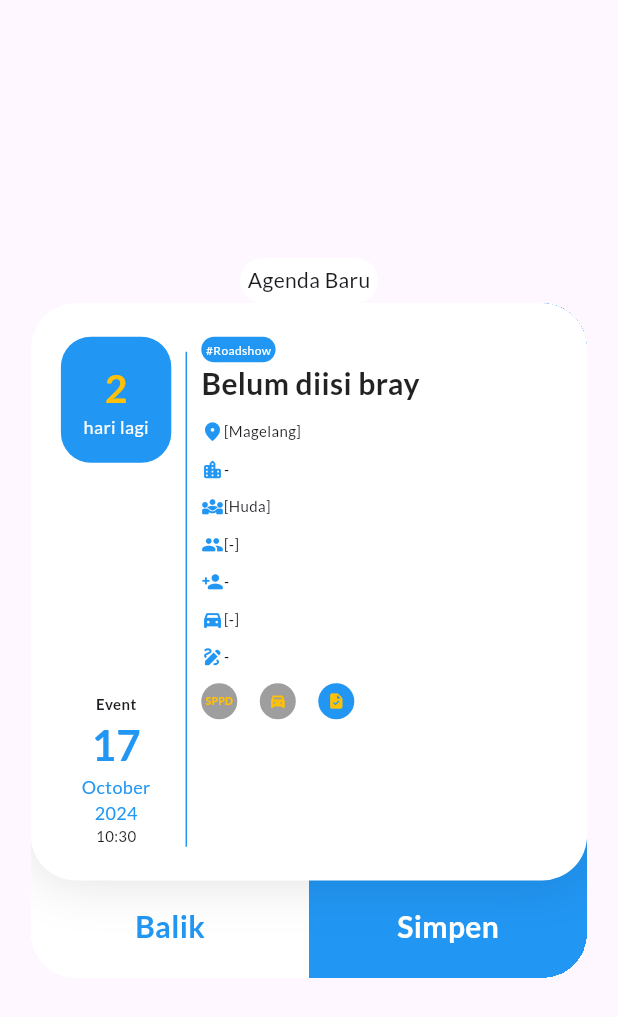
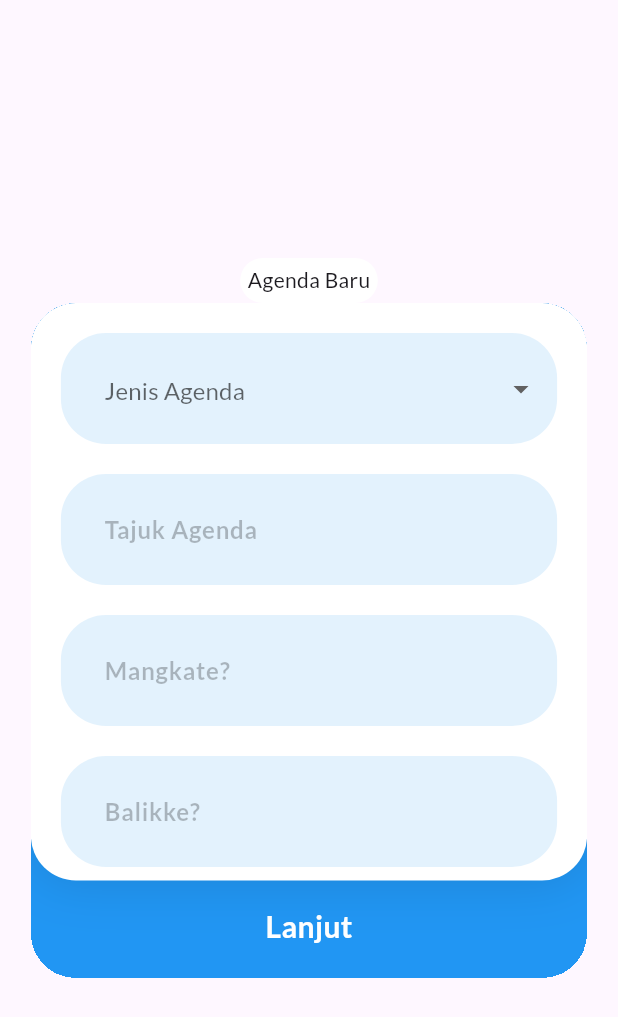
Before and after one commit to hudagraphy/markethink, a Flutter app: the screen it shows after launch, on a phone screen of 412 x 824 dp. Shown: the top 1017 px of the screen. Run offline on Flutter 3.47's test engine with Material 3 defaults, Android fonts, the phone set to English and light mode, and no system bars; drawn by our look-alikes of flutter_form_builder; our stand-ins replace animated_bottom_navigation_bar, easy_stepper, form_builder_validators, google_fonts, multi_dropdown, sqflite; missing offline and left inert: flutter_osm_plugin, form_builder_file_picker; accounts and stored records are empty.

Commit message:
UiCard sudah aman, tinggal tur validasi form

```diff
--- a/lib/addAgenda.dart
+++ b/lib/addAgenda.dart
@@ -4,6 +4,7 @@ import 'package:flutter/rendering.dart';
 import 'package:flutter_form_builder/flutter_form_builder.dart';
 import 'package:flutter_osm_plugin/flutter_osm_plugin.dart';
 import 'package:form_builder_file_picker/form_builder_file_picker.dart';
+import 'package:form_builder_validators/form_builder_validators.dart';
 import 'package:intl/intl.dart';
 import 'package:markethink/beranda.dart';
 import 'package:multi_dropdown/multi_dropdown.dart';
@@ -16,7 +17,7 @@ class InputAgenda extends StatefulWidget {
 }
 
 class _InputAgendaState extends State<InputAgenda> {
-  int step = 6;
+  int step = 1;
   List<String> opsiJenisAgenda = ["Roadshow", "Expo", "Presentasi", "Rapat"];
   List<String> wilayahAgenda = [
     "Kota Magelang",
@@ -36,6 +37,7 @@ class _InputAgendaState extends State<InputAgenda> {
     "Hi Ace",
     "Kendaraan Pribadi"
   ];
+  Map<String, dynamic> hasilForm = {};
 
   final controlllerPeta = MapController.withPosition(
       initPosition: GeoPoint(latitude: 47.4358055, longitude: 8.4737324));
@@ -109,10 +111,11 @@ class _InputAgendaState extends State<InputAgenda> {
                             child: GestureDetector(
                               onTap: () => setState(() {
                                 step++;
-                                _kunciForm.currentState?.save();
-                                debugPrint(step.toString());
+                                _kunciForm.currentState?.saveAndValidate();
+                                hasilForm = _kunciForm.currentState!.value;
                                 debugPrint(
-                                    _kunciForm.currentState?.value.toString());
+                                  _kunciForm.currentState?.value.toString(),
+                                );
                               }),
                               child: Container(
                                 padding: EdgeInsets.all(20),
@@ -161,6 +164,7 @@ class _InputAgendaState extends State<InputAgenda> {
                                     name: "jenisAgenda",
                                     decoration: PengaturanDekorasiField(
                                         hintText: "Jenis Agenda"),
+                                    validator: FormBuilderValidators.required(errorText: 'Wajib diisi leh'),
                                     items: opsiJenisAgenda
                                         .map((e) => DropdownMenuItem(
                                               //alignment: AlignmentDirectional.center,
@@ -175,11 +179,12 @@ class _InputAgendaState extends State<InputAgenda> {
                                     name: 'tajukAgenda',
                                     decoration: PengaturanDekorasiField(
                                         hintText: 'Tajuk Agenda'),
+                                    validator: FormBuilderValidators.required(errorText: 'Agenda apaan, mosok judul kosong'),
                                   ),
                                   SizedBox(height: 20),
                                   //fieldMangkate
                                   FormBuilderDateTimePicker(
-                                    name: "waktuAgendaStart",
+                                    name: "waktuBerangkatAgenda",
                                     firstDate: DateTime.now(),
                                     lastDate: DateTime(2024, 12, 31),
                                     decoration: PengaturanDekorasiField(
@@ -195,7 +200,7 @@ class _InputAgendaState extends State<InputAgenda> {
                                   SizedBox(height: 20),
                                   //field Balikke?
                                   FormBuilderDateTimePicker(
-                                    name: "waktuAgendaEnd",
+                                    name: "waktuPulangAgenda",
                                     //enabled: ,
                                     firstDate: DateTime.now(),
                                     lastDate: DateTime(2024, 12, 31),
@@ -213,10 +218,11 @@ class _InputAgendaState extends State<InputAgenda> {
                                 children: [
                                   //wilayah Agenda
                                   DropdownMultiple(
-                                    fieldName: "wilayahAgenda",
+                                    fieldName: "kotaKabAgenda",
                                     kunciForm: _kunciForm,
                                     isiDropdown: wilayahAgenda,
-                                    hintText: "Ningdi?",
+                                    hintText: "*Ningdi?",
+                                    isWajib: true,
                                     selectedItems: _kunciForm.currentState
                                             ?.value['wilayahAgenda'] ??
                                         [],
@@ -226,9 +232,10 @@ class _InputAgendaState extends State<InputAgenda> {
                                   ),
                                   //detil Lokasi
                                   FormBuilderTextField(
-                                    name: "detilLokasi",
+                                    name: "detilLokasiAgenda",
+                                    validator: FormBuilderValidators.required(),
                                     decoration: PengaturanDekorasiField(
-                                        hintText: "Detail Lokasi (Nek Ono)"),
+                                        hintText: "*Detail Lokasi"),
                                   ),
                                   //pinPicker
                                 ],
@@ -245,6 +252,7 @@ class _InputAgendaState extends State<InputAgenda> {
                                     kunciForm: _kunciForm,
                                     isiDropdown: personalBAM,
                                     hintText: "Personel BAM",
+                                    isWajib: true,
                                     selectedItems: _kunciForm.currentState
                                             ?.value['personelBAM'] ??
                                         [],
@@ -263,7 +271,7 @@ class _InputAgendaState extends State<InputAgenda> {
                                   SizedBox(height: 20),
                                   //personelLainnya
                                   FormBuilderTextField(
-                                    name: "personelLuar",
+                                    name: "personelTambahanAgenda",
                                     decoration: PengaturanDekorasiField(
                                         hintText: "Personel Lainnya"),
                                   )
@@ -289,6 +297,7 @@ class _InputAgendaState extends State<InputAgenda> {
                                   //suratpinjam kendaraan
                                   FormBuilderSwitch(
                                     name: 'suratPinjamKendaraan',
+                                    initialValue: false,
                                     title: Text(
                                       'Butuh pinjam kendaraan?',
                                       style: TextStyle(
@@ -304,6 +313,7 @@ class _InputAgendaState extends State<InputAgenda> {
                                   //Surat tugas
                                   FormBuilderSwitch(
                                     name: 'suratTugasAgenda',
+                                    initialValue: true,
                                     title: Text(
                                       'Butuh surat tugas?',
                                       style: TextStyle(
@@ -325,7 +335,7 @@ class _InputAgendaState extends State<InputAgenda> {
                                 children: [
                                   //notes
                                   FormBuilderTextField(
-                                    name: 'catatanAgenda',
+                                    name: 'notesAgenda',
                                     decoration: PengaturanDekorasiField(
                                         hintText: 'Catatan (kalo ada)'),
                                     maxLines: 5,
@@ -357,11 +367,7 @@ class _InputAgendaState extends State<InputAgenda> {
                             Visibility(
                               visible: step == 6,
                               child: CardViewAgenda(
-                                jenisAgenda: 'Roadshow',
-                                kotaKabAgenda: ['Magelang'],
-                                personelBAM: ['Huda'],
-                                waktuBerangkatAgenda: DateTime.now(),
-                                waktuPulangAgenda: DateTime.now(),
+                                hasilForm: hasilForm,
                               ),
                             )
                           ],
@@ -403,35 +409,9 @@ class _InputAgendaState extends State<InputAgenda> {
 }
 
 class CardViewAgenda extends StatelessWidget {
-  const CardViewAgenda(
-      {super.key,
-      required this.jenisAgenda,
-      this.tajukAgenda = "Belum diisi bray",
-      this.detilLokasiAgenda = "-",
-      this.pinLokasiAgenda = '-7.521870816806128, 110.22661255994015',
-      this.personelTambahanAgenda = '-',
-      this.notesAgenda = '-',
-      required this.kotaKabAgenda,
-      required this.personelBAM,
-      this.personelDosenTendik = const ['-'],
-      this.kendaraanAgenda = const ['-'],
-      required this.waktuBerangkatAgenda,
-      required this.waktuPulangAgenda,
-      this.suratPinjamKendaraan = false,
-      this.suratTugas = false});
+  const CardViewAgenda({super.key, required this.hasilForm});
 
-  final String jenisAgenda,
-      tajukAgenda,
-      detilLokasiAgenda,
-      pinLokasiAgenda,
-      personelTambahanAgenda,
-      notesAgenda;
-  final List<String> kotaKabAgenda,
-      personelBAM,
-      personelDosenTendik,
-      kendaraanAgenda;
-  final DateTime waktuBerangkatAgenda, waktuPulangAgenda;
-  final bool suratTugas, suratPinjamKendaraan;
+  final Map<String, dynamic> hasilForm;
 
   @override
   Widget build(BuildContext context) {
@@ -483,7 +463,8 @@ class CardViewAgenda extends StatelessWidget {
                         ),
                         //tanggal berangkat
                         Text(
-                          DateFormat.d().format(waktuBerangkatAgenda),
+                          DateFormat.d()
+                              .format(hasilForm['waktuBerangkatAgenda']),
                           style: TextStyle(
                               fontSize: 28,
                               fontWeight: FontWeight.bold,
@@ -491,7 +472,8 @@ class CardViewAgenda extends StatelessWidget {
                         ),
                         //bulan berangkat
                         Text(
-                          DateFormat.MMMM().format(waktuBerangkatAgenda),
+                          DateFormat.MMMM()
+                              .format(hasilForm['waktuBerangkatAgenda']),
                           style: TextStyle(
                             fontSize: 12,
                             color: Colors.blue,
@@ -499,17 +481,18 @@ class CardViewAgenda extends StatelessWidget {
                         ),
                         //tahun berangkat
                         Text(
-                          DateFormat.y().format(waktuBerangkatAgenda),
+                          DateFormat.y()
+                              .format(hasilForm['waktuBerangkatAgenda']),
                           style: TextStyle(fontSize: 12, color: Colors.blue),
                         ),
                         //jam event
                         Text(
-                          DateFormat.Hm().format(waktuBerangkatAgenda),
+                          DateFormat.Hm()
+                              .format(hasilForm['waktuBerangkatAgenda']),
                           style: TextStyle(
                             fontSize: 10,
                           ),
                         ),
-
                       ],
                     ),
                   ),
@@ -529,13 +512,14 @@ class CardViewAgenda extends StatelessWidget {
                 child: Column(
                   crossAxisAlignment: CrossAxisAlignment.start,
                   children: [
+                    //jenisAgenda
                     Container(
                       padding: EdgeInsets.all(3),
                       decoration: BoxDecoration(
                           color: Colors.blue,
                           borderRadius: BorderRadius.circular(15)),
                       child: Text(
-                        "#${jenisAgenda}",
+                        "#${hasilForm['jenisAgenda']}",
                         style: TextStyle(color: Colors.white, fontSize: 8),
                       ),
                     ),
@@ -543,7 +527,7 @@ class CardViewAgenda extends StatelessWidget {
                     Container(
                       margin: EdgeInsets.only(bottom: 10),
                       child: Text(
-                        '${tajukAgenda}',
+                        '${hasilForm['tajukAgenda']}',
                         style: TextStyle(
                             fontWeight: FontWeight.bold,
                             fontSize: 20,
@@ -554,7 +538,7 @@ class CardViewAgenda extends StatelessWidget {
                       margin: EdgeInsets.only(bottom: 10),
                       child: IconTextKecil(
                         isiIkon: Icons.location_on_rounded,
-                        isiText: "${kotaKabAgenda}",
+                        isiText: "${hasilForm['kotaKabAgenda']}",
                       ),
                     ),
                     //detil Lokasi
@@ -562,40 +546,45 @@ class CardViewAgenda extends StatelessWidget {
                       margin: EdgeInsets.only(bottom: 10),
                       child: IconTextKecil(
                           isiIkon: Icons.location_city_rounded,
-                          isiText: '${detilLokasiAgenda}'),
+                          isiText: '${hasilForm['detilLokasiAgenda'] ?? '-'}'),
                     ),
                     //personelBAM
                     Container(
                       margin: EdgeInsets.only(bottom: 10),
                       child: IconTextKecil(
                           isiIkon: Icons.diversity_3_rounded,
-                          isiText:
-                              '${personelBAM}'),
+                          isiText: '${hasilForm['personelBAM']}'),
                     ),
                     //personelDosenTendik
                     Container(
                       margin: EdgeInsets.only(bottom: 10),
                       child: IconTextKecil(
                           isiIkon: Icons.group_rounded,
-                          isiText: '${personelDosenTendik}'),
+                          isiText:
+                              '${hasilForm['personelDosenTendik'] ?? '-'}'),
                     ),
                     //personelTambahan
                     Container(
                       margin: EdgeInsets.only(bottom: 10),
                       child: IconTextKecil(
                           isiIkon: Icons.person_add_rounded,
-                          isiText: '${personelTambahanAgenda}'),
+                          isiText:
+                              '${hasilForm['personelTambahanAgenda'] ?? '-'}'),
                     ),
                     Container(
                       margin: EdgeInsets.only(bottom: 10),
                       child: IconTextKecil(
                           isiIkon: Icons.directions_car_filled_rounded,
-                          isiText: '${kendaraanAgenda}'),
+                          isiText:
+                              '${hasilForm['kendaraanAgenda'] ?? 'Tanpa Kendaraan'}'),
                     ),
+                    //notesAgenda
                     Container(
                       margin: EdgeInsets.only(bottom: 10),
                       child: IconTextKecil(
-                          isiIkon: Icons.draw_rounded, isiText: '-'),
+                        isiIkon: Icons.draw_rounded,
+                        isiText: "${hasilForm['notesAgenda'] ?? '-'}",
+                      ),
                     ),
                     Row(
                       children: [
@@ -604,7 +593,9 @@ class CardViewAgenda extends StatelessWidget {
                           margin: EdgeInsets.only(bottom: 10, right: 15),
                           child: CircleAvatar(
                             radius: 12,
-                            backgroundColor: suratTugas ? Colors.blue : Colors.grey,
+                            backgroundColor: hasilForm['suratTugasAgenda']
+                                ? Colors.blue
+                                : Colors.grey,
                             child: Text(
                               "SPPD",
                               textAlign: TextAlign.center,
@@ -620,7 +611,9 @@ class CardViewAgenda extends StatelessWidget {
                           margin: EdgeInsets.only(bottom: 10, right: 15),
                           child: CircleAvatar(
                             radius: 12,
-                            backgroundColor: suratPinjamKendaraan ? Colors.blue : Colors.grey,
+                            backgroundColor: hasilForm['suratPinjamKendaraan']
+                                ? Colors.blue
+                                : Colors.grey,
                             child: Icon(
                               Icons.directions_car_filled_sharp,
                               size: 12,
@@ -633,7 +626,7 @@ class CardViewAgenda extends StatelessWidget {
                           margin: EdgeInsets.only(bottom: 10),
                           child: CircleAvatar(
                             radius: 12,
-                            backgroundColor:  Colors.blue,
+                            backgroundColor: Colors.blue,
                             child: Icon(
                               Icons.task_rounded,
                               size: 12,
@@ -661,7 +654,8 @@ class DropdownMultiple extends StatelessWidget {
       required this.hintText,
       required this.kunciForm,
       required this.fieldName,
-      required this.selectedItems});
+      required this.selectedItems,
+      this.isWajib = false});
 
   final List<String> isiDropdown;
   final String hintText;
@@ -669,6 +663,7 @@ class DropdownMultiple extends StatelessWidget {
   final GlobalKey<FormBuilderState> kunciForm;
   final String fieldName;
   final List<String> selectedItems;
+  final bool isWajib;
 
   @override
   Widget build(BuildContext context) {
@@ -719,6 +714,12 @@ class DropdownMultiple extends StatelessWidget {
       onSelectionChange: (selectedItems) {
         kunciForm.currentState?.setInternalFieldValue(fieldName, selectedItems);
       },
+      validator: (selectedOptions) {
+        if ((selectedOptions == null || selectedOptions.isEmpty) && !isWajib) {
+          return 'Iki wajib leh!';
+        }
+        return null;
+      },
     );
   }
 }
--- a/pubspec.yaml
+++ b/pubspec.yaml
@@ -14,6 +14,7 @@ dependencies:
   flutter_form_builder: ^9.4.1
   flutter_osm_plugin: ^1.3.4
   form_builder_file_picker: ^4.2.0
+  form_builder_validators: ^11.0.0
   google_fonts: ^6.2.1
   intl: ^0.19.0
   multi_dropdown: ^3.0.1
```
Also changed, not shown: pubspec.lock.
